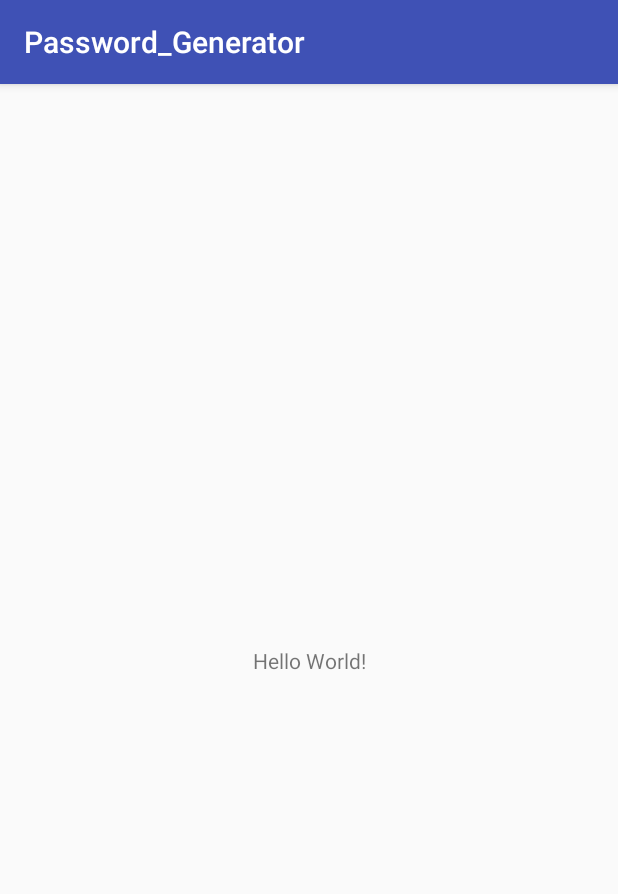
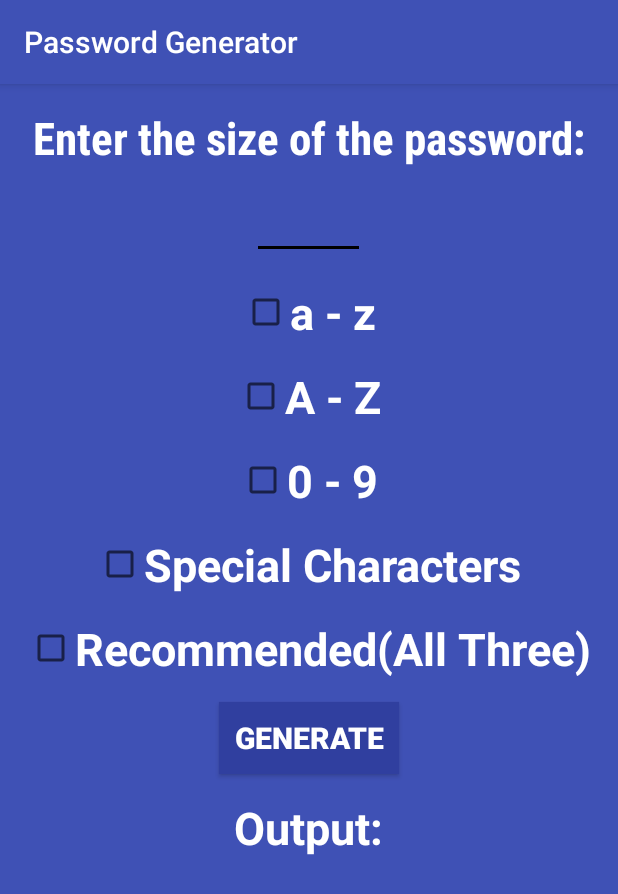
Before and after one commit to sahil-patel6/password_generator_androidApp, an Android app: the screen it shows after launch (MainActivity), on a phone screen of 412 x 824 dp. Shown: the top 894 px of the screen. Run offline under Robolectric (Android 15) with nearby library versions, the phone set to English and light mode, and no system bars.

Commit message:
stable_release

```diff
--- a/PasswordGenerator/app/build.gradle
+++ b/PasswordGenerator/app/build.gradle
@@ -3,7 +3,7 @@ apply plugin: 'com.android.application'
 android {
     compileSdkVersion 28
     defaultConfig {
-        applicationId "com.example.sahilpatel.password_generator"
+        applicationId "com.example.sahil.passwordgenerator"
         minSdkVersion 15
         targetSdkVersion 28
         versionCode 1
--- a/PasswordGenerator/app/src/main/AndroidManifest.xml
+++ b/PasswordGenerator/app/src/main/AndroidManifest.xml
@@ -1,6 +1,6 @@
 <?xml version="1.0" encoding="utf-8"?>
 <manifest xmlns:android="http://schemas.android.com/apk/res/android"
-    package="com.example.sahilpatel.password_generator">
+    package="com.example.sahil.passwordgenerator">
 
     <application
         android:allowBackup="true"
--- a/PasswordGenerator/app/src/main/res/layout/activity_main.xml
+++ b/PasswordGenerator/app/src/main/res/layout/activity_main.xml
@@ -1,18 +1,161 @@
 <?xml version="1.0" encoding="utf-8"?>
-<android.support.constraint.ConstraintLayout xmlns:android="http://schemas.android.com/apk/res/android"
-    xmlns:app="http://schemas.android.com/apk/res-auto"
-    xmlns:tools="http://schemas.android.com/tools"
+
+<ScrollView xmlns:android="http://schemas.android.com/apk/res/android"
     android:layout_width="match_parent"
     android:layout_height="match_parent"
-    tools:context=".MainActivity">
+    android:orientation="vertical"
+    android:background="@color/colorPrimary">
 
-    <TextView
-        android:layout_width="wrap_content"
+    <LinearLayout xmlns:android="http://schemas.android.com/apk/res/android"
+        xmlns:app="http://schemas.android.com/apk/res-auto"
+        xmlns:tools="http://schemas.android.com/tools"
+        android:layout_width="match_parent"
         android:layout_height="wrap_content"
-        android:text="Hello World!"
-        app:layout_constraintBottom_toBottomOf="parent"
-        app:layout_constraintLeft_toLeftOf="parent"
-        app:layout_constraintRight_toRightOf="parent"
-        app:layout_constraintTop_toTopOf="parent" />
+        android:orientation="vertical"
+        tools:context=".MainActivity"
+        tools:layout_editor_absoluteX="8dp"
+        tools:layout_editor_absoluteY="8dp">
 
-</android.support.constraint.ConstraintLayout>
+
+        <TextView
+            android:id="@+id/textView"
+            android:layout_width="match_parent"
+            android:layout_height="wrap_content"
+            android:layout_marginTop="15dp"
+            android:fontFamily="sans-serif-condensed"
+            android:gravity="center"
+            android:text="Enter the size of the password:"
+            android:textColor="#fff"
+            android:textSize="30sp"
+            android:textStyle="bold"
+
+            />
+
+        <EditText
+            android:id="@+id/sizeOfPassword"
+            android:layout_width="75dp"
+            android:layout_height="wrap_content"
+            android:layout_gravity="center"
+            android:layout_marginTop="15dp"
+            android:ems="20"
+            android:inputType="numberSigned"
+            android:textColor="#fff"
+            android:textStyle="bold" />
+
+        <CheckBox
+            android:id="@+id/smallLetters"
+            android:layout_width="wrap_content"
+            android:layout_height="wrap_content"
+            android:layout_gravity="center"
+            android:layout_marginTop="15dp"
+            android:text="a - z"
+            android:textColor="#fff"
+            android:textSize="30sp"
+            android:textStyle="bold" />
+
+
+        <CheckBox
+            android:id="@+id/capitalLetters"
+            android:layout_width="wrap_content"
+            android:layout_height="wrap_content"
+            android:layout_gravity="center"
+            android:layout_marginTop="15dp"
+            android:text="A - Z"
+            android:textColor="#fff"
+            android:textSize="30sp"
+            android:textStyle="bold" />
+
+
+        <CheckBox
+            android:id="@+id/numbers"
+            android:layout_width="wrap_content"
+            android:layout_height="wrap_content"
+            android:layout_gravity="center"
+            android:layout_marginTop="15dp"
+            android:text="0 - 9"
+            android:textColor="#fff"
+            android:textSize="30sp"
+            android:textStyle="bold" />
+
+
+        <CheckBox
+            android:id="@+id/specialCharacters"
+            android:layout_width="wrap_content"
+            android:layout_height="wrap_content"
+            android:layout_gravity="center"
+            android:layout_marginTop="15dp"
+            android:text="Special Characters"
+            android:textColor="#fff"
+            android:textSize="30sp"
+            android:textStyle="bold" />
+
+
+        <CheckBox
+            android:id="@+id/recommended"
+            android:layout_width="wrap_content"
+            android:layout_height="wrap_content"
+            android:layout_gravity="center"
+            android:layout_marginTop="15dp"
+            android:text="Recommended(All Three)"
+            android:textColor="#fff"
+            android:textSize="30sp"
+            android:textStyle="bold" />
+
+        <Button
+            android:id="@+id/generate"
+            android:layout_width="wrap_content"
+            android:layout_height="wrap_content"
+            android:layout_gravity="center"
+            android:layout_marginTop="15dp"
+            android:background="@color/colorPrimaryDark"
+            android:padding="10dp"
+            android:text="Generate"
+            android:textColor="#fff"
+            android:textSize="20sp"
+            android:textStyle="bold" />
+
+        <TextView
+            android:layout_width="wrap_content"
+            android:layout_height="wrap_content"
+            android:layout_gravity="center"
+            android:layout_marginTop="15dp"
+            android:text="Output:"
+            android:textColor="#fff"
+            android:textSize="30sp"
+            android:textStyle="bold" />
+
+        <TextView
+            android:maxEms="10"
+            android:id="@+id/output_text"
+            android:layout_width="wrap_content"
+            android:layout_height="wrap_content"
+            android:layout_gravity="center"
+            android:layout_marginLeft="20dp"
+            android:layout_marginRight="20dp"
+            android:layout_marginTop="15dp"
+            android:textAlignment="center"
+            android:textColor="#fff"
+            android:textSize="30sp"
+            android:textStyle="bold" />
+
+
+        <Button
+            android:id="@+id/copy"
+            android:layout_width="250dp"
+            android:layout_height="wrap_content"
+            android:layout_gravity="center"
+            android:layout_marginBottom="25dp"
+            android:layout_marginTop="15dp"
+            android:background="@color/colorPrimaryDark"
+            android:padding="10dp"
+            android:text="Copy to ClipBoard"
+            android:textColor="#fff"
+            android:textSize="20sp"
+            android:textStyle="bold"
+            android:visibility="gone" />
+
+
+    </LinearLayout>
+
+
+</ScrollView>
--- a/PasswordGenerator/app/src/main/res/values/strings.xml
+++ b/PasswordGenerator/app/src/main/res/values/strings.xml
@@ -1,3 +1,3 @@
 <resources>
-    <string name="app_name">Password_Generator</string>
+    <string name="app_name">Password Generator</string>
 </resources>
--- a/PasswordGenerator/app/src/main/res/values/styles.xml
+++ b/PasswordGenerator/app/src/main/res/values/styles.xml
@@ -5,7 +5,7 @@
         <!-- Customize your theme here. -->
         <item name="colorPrimary">@color/colorPrimary</item>
         <item name="colorPrimaryDark">@color/colorPrimaryDark</item>
-        <item name="colorAccent">@color/colorAccent</item>
+        <item name="colorAccent">#000</item>
     </style>
 
 </resources>
```
Also changed, not shown: PasswordGenerator/app/src/main/java/com/example/sahil/passwordgenerator/MainActivity.java (added, +491 -0 lines), PasswordGenerator/app/src/main/java/com/example/sahilpatel/password_generator/MainActivity.java (deleted, +0 -13 lines), PasswordGenerator/gradle/wrapper/gradle-wrapper.properties, 5 other files.
